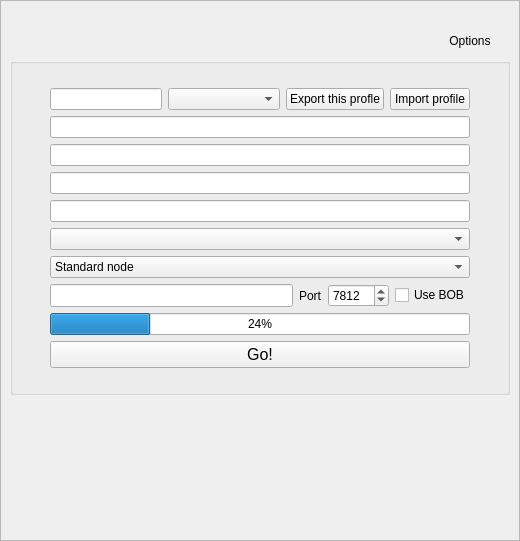
Above: retroshare-gui/src/gui/GenCertDialog.ui from RetroShare/RetroShare before the change. Below: the same form after it.
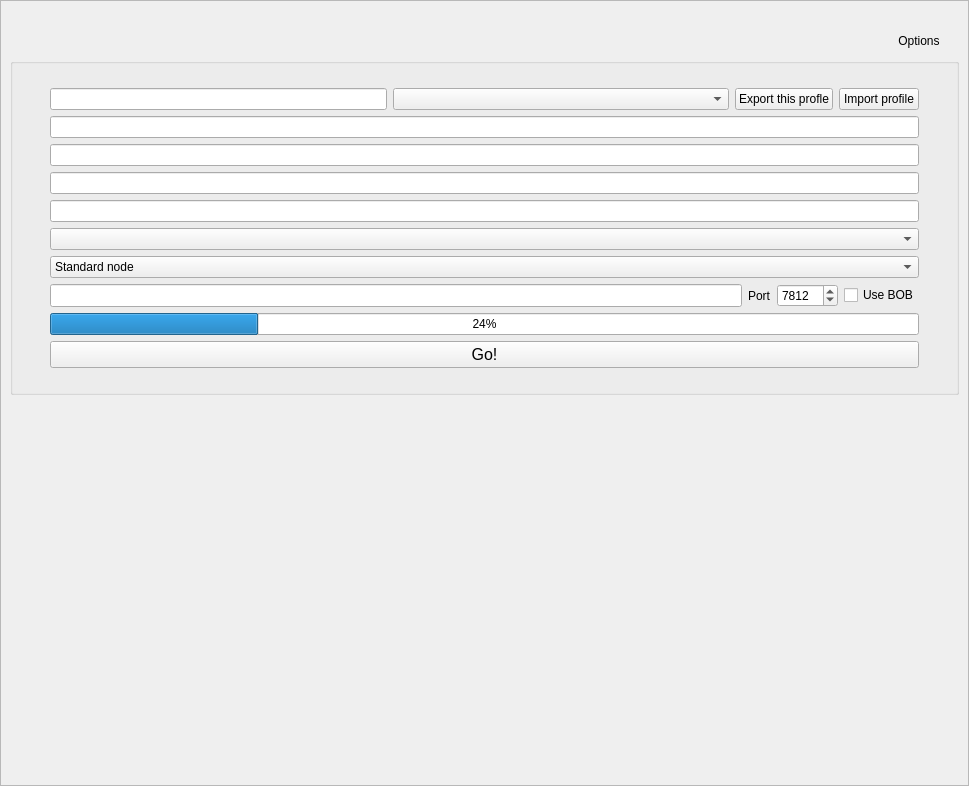
That is the form after the change. Icons and pictures are not drawn.

Commit message: fixed wording in GenCertDialog

Diff of the .ui file:
```diff
--- a/retroshare-gui/src/gui/GenCertDialog.ui
+++ b/retroshare-gui/src/gui/GenCertDialog.ui
@@ -6,8 +6,8 @@
    <rect>
     <x>0</x>
     <y>0</y>
-    <width>520</width>
-    <height>541</height>
+    <width>969</width>
+    <height>786</height>
    </rect>
   </property>
   <property name="windowTitle">
```
Left out of the diff: 2 changed lines with no effect on the pictures. The commit also changes 1 other file.
